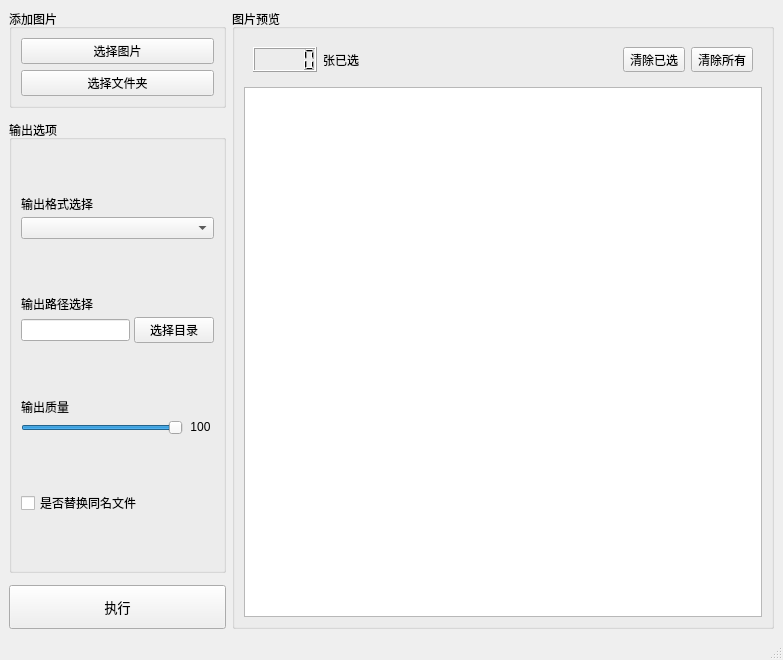
The window that main.ui (Gxstar/image_convert_qt) describes before a commit, drawn with Qt 5.
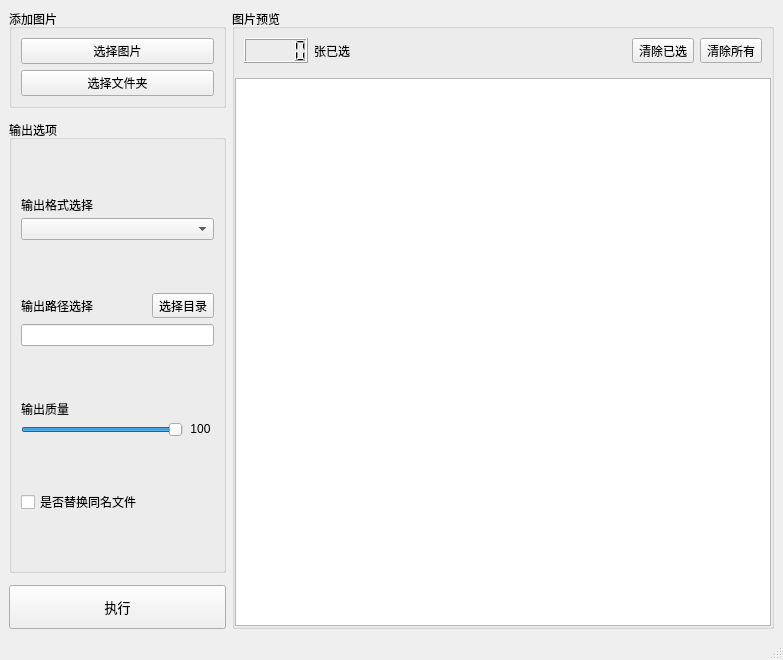
The same window after the commit. Icons and pictures are not drawn.

Commit message:
feat(ui): 重构输出目录选择控件并添加样式表
- 将输出目录选择按钮从 QPushButton 改为 QToolButton 并添加图标
- 添加样式表文件实现现代化 UI 风格
- 调整布局间距和控件命名
- 添加下拉箭头图标资源

Diff of the .ui file:
```diff
--- a/main.ui
+++ b/main.ui
@@ -54,12 +54,9 @@
         <property name="title">
          <string>输出选项</string>
         </property>
-        <layout class="QVBoxLayout" name="verticalLayout_2">
-         <property name="spacing">
-          <number>10</number>
-         </property>
+        <layout class="QVBoxLayout" name="verticalLayout_4">
          <item>
-          <spacer name="verticalSpacer_7">
+          <spacer name="verticalSpacer">
            <property name="orientation">
             <enum>Qt::Orientation::Vertical</enum>
            </property>
@@ -84,12 +81,16 @@
             </widget>
            </item>
            <item>
-            <widget class="QComboBox" name="formatSelection"/>
+            <widget class="QComboBox" name="formatSelection">
+             <property name="acceptDrops">
+              <bool>false</bool>
+             </property>
+            </widget>
            </item>
           </layout>
          </item>
          <item>
-          <spacer name="verticalSpacer">
+          <spacer name="verticalSpacer_4">
            <property name="orientation">
             <enum>Qt::Orientation::Vertical</enum>
            </property>
@@ -102,24 +103,31 @@
           </spacer>
          </item>
          <item>
-          <layout class="QVBoxLayout" name="outdir">
-           <property name="spacing">
-            <number>4</number>
-           </property>
+          <layout class="QVBoxLayout" name="verticalLayout_2">
            <item>
-            <widget class="QLabel" name="outDirTitle">
-             <property name="text">
-              <string>输出路径选择</string>
-             </property>
-            </widget>
-           </item>
-           <item>
-            <layout class="QHBoxLayout" name="horizontalLayout" stretch="5,2">
+            <layout class="QHBoxLayout" name="horizontalLayout_5">
              <item>
-              <widget class="QLineEdit" name="lineEdit"/>
+              <widget class="QLabel" name="outDirTitle">
+               <property name="text">
+                <string>输出路径选择</string>
+               </property>
+              </widget>
              </item>
              <item>
-              <widget class="QPushButton" name="pushButton">
+              <spacer name="horizontalSpacer_2">
+               <property name="orientation">
+                <enum>Qt::Orientation::Horizontal</enum>
+               </property>
+               <property name="sizeHint" stdset="0">
+                <size>
+                 <width>40</width>
+                 <height>20</height>
+                </size>
+               </property>
+              </spacer>
+             </item>
+             <item>
+              <widget class="QToolButton" name="outDirSelect">
                <property name="text">
                 <string>选择目录</string>
                </property>
@@ -127,10 +135,17 @@
              </item>
             </layout>
            </item>
+           <item>
+            <layout class="QHBoxLayout" name="horizontalLayout" stretch="8">
+             <item>
+              <widget class="QLineEdit" name="lineEdit"/>
+             </item>
+            </layout>
+           </item>
           </layout>
          </item>
          <item>
-          <spacer name="verticalSpacer_2">
+          <spacer name="verticalSpacer_5">
            <property name="orientation">
             <enum>Qt::Orientation::Vertical</enum>
            </property>
@@ -204,7 +219,7 @@
           </widget>
          </item>
          <item>
-          <spacer name="verticalSpacer_8">
+          <spacer name="verticalSpacer_2">
            <property name="orientation">
             <enum>Qt::Orientation::Vertical</enum>
            </property>
@@ -250,6 +265,18 @@
        <string>图片预览</string>
       </property>
       <layout class="QVBoxLayout" name="verticalLayout_3">
+       <property name="leftMargin">
+        <number>0</number>
+       </property>
+       <property name="topMargin">
+        <number>0</number>
+       </property>
+       <property name="rightMargin">
+        <number>0</number>
+       </property>
+       <property name="bottomMargin">
+        <number>0</number>
+       </property>
        <item>
         <widget class="QWidget" name="toolbarWidget" native="true">
          <property name="styleSheet">
```
Left out of the diff: 3 changed lines with no effect on the pictures. The commit also changes 4 other files.
